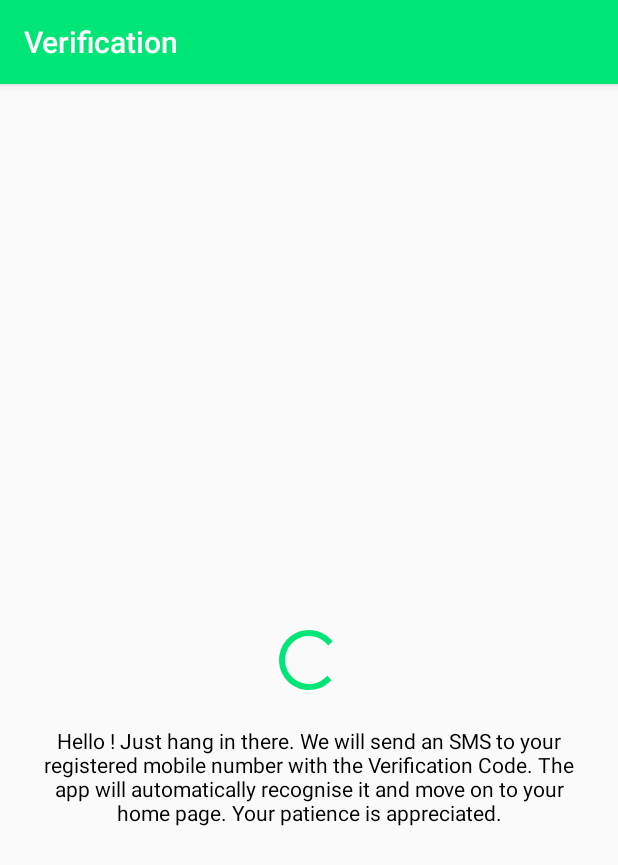
After one commit to jasonBakthakumarFrequency/Timesheet2, an Android app: the PhoneNumberVerificationActivity screen opened directly, with no data from a screen before it, on a phone screen of 412 x 824 dp. The commit adds this screen. Shown: the top 865 px of the screen. Run offline under Robolectric (Android 15) with nearby library versions, the phone set to English and light mode, and no system bars.

Commit message:
The activities are working with Sinch Verification APIs Installed in the libs directory.

```diff
--- a/app/build.gradle
+++ b/app/build.gradle
@@ -36,7 +36,9 @@ dependencies {
     implementation 'org.jetbrains.anko:anko-commons:0.10.8'
     implementation 'com.squareup.okhttp3:okhttp:3.12.0'
     implementation 'com.google.code.gson:gson:2.8.5'
-    implementation 'com.squareup.retrofit2:retrofit:2.5.0'
+    implementation (name:'sinch-android-verification-1.5.3', ext:'aar')
+
+
 
 
 
--- a/app/src/main/AndroidManifest.xml
+++ b/app/src/main/AndroidManifest.xml
@@ -29,6 +29,11 @@
                 android:screenOrientation="portrait"/>
         <activity android:name=".UserDetailsVerificationActivity">
         </activity>
+        <activity android:name=".PhoneNumberVerificationActivity"
+        android:screenOrientation="portrait"/>
+
+
+
     </application>
 
 </manifest>
--- a/app/src/main/java/nz/frequency/timesheet/PhoneNumberActivity.kt
+++ b/app/src/main/java/nz/frequency/timesheet/PhoneNumberActivity.kt
@@ -125,7 +125,7 @@ class PhoneNumberActivity : AppCompatActivity() {
         mainActivity.addCategory(Intent.CATEGORY_HOME)
         mainActivity.flags = Intent.FLAG_ACTIVITY_NEW_TASK
         startActivity(mainActivity)
-        //TODO: Configure your back press. Make them go straight to the home page. And also handle if they hit the back button while it is loading!! Cheers...
+
 
     }
 
--- /dev/null
+++ b/app/src/main/java/nz/frequency/timesheet/PhoneNumberVerificationActivity.kt
@@ -0,0 +1,56 @@
+package nz.frequency.timesheet
+
+import android.content.Context
+import android.content.Intent
+import android.support.v7.app.AppCompatActivity
+import android.os.Bundle
+import android.view.View
+import kotlinx.android.synthetic.main.activity_phone_number_verification.*
+import nz.frequency.timesheet.util.Constants
+
+
+
+class PhoneNumberVerificationActivity : AppCompatActivity() {
+
+
+    override fun onCreate(savedInstanceState: Bundle?) {
+        super.onCreate(savedInstanceState)
+        setContentView(R.layout.activity_phone_number_verification)
+        setTitle(R.string.verification)
+        val preferences = getSharedPreferences(Constants.SHARED_PREFERENCES_KEY_FOR_THE_APP, Context.MODE_PRIVATE)
+        val phoneNumber = preferences.getString(Constants.USER_PHONE, "missing")
+        if( phoneNumber.isNullOrEmpty() && phoneNumber.isNullOrBlank() && phoneNumber.equals("missing",true)){
+            //The phone number is not present a fatal error has occurred.
+            progressBar.visibility = View.INVISIBLE
+            loadingTextView.setText(R.string.fatal_error)
+            //Shifting over from Twilio to Sinch because of easier integration. Quite useful and also better integration.
+
+        }
+        else{
+
+            //Using Sinch from Now
+
+        }
+
+
+    }
+
+
+
+
+    override fun onBackPressed() {
+
+        //Makes them go back to the home page
+        val mainActivity = Intent(Intent.ACTION_MAIN)
+        mainActivity.addCategory(Intent.CATEGORY_HOME)
+        mainActivity.flags = Intent.FLAG_ACTIVITY_NEW_TASK
+        startActivity(mainActivity)
+
+
+
+
+    }
+
+
+
+}
--- a/app/src/main/java/nz/frequency/timesheet/util/Constants.kt
+++ b/app/src/main/java/nz/frequency/timesheet/util/Constants.kt
@@ -14,6 +14,11 @@ class Constants {
         const val FINISHED_USER_DETAILS_ACTIVITY = "userDetailsActivity"
         const val USER_ID = "userID"
         const val USER_PHONE = "userPhone"
+        const val GENERATE_JWT_API_ADDRESS = "https://frequencytimesheetfunctions.azurewebsites.net/api/generateJWTTokenForTwilioVerification"
+        const val GENERATE_WEB_TOKEN_PARAM_1 = "code"
+        const val GENERATE_WEB_TOKEN_PARAM_2 = "phonenumber"
+        const val GENERATE_WEB_TOKEN_ACCESS_CODE = "VyWAa62iWiPr7o3T1iKu4FDPsf6lKsVmdHb6fmA5yGX8IWDE36F3Cw=="
+
 
     }
 
--- /dev/null
+++ b/app/src/main/res/layout/activity_phone_number_verification.xml
@@ -0,0 +1,44 @@
+<?xml version="1.0" encoding="utf-8"?>
+<android.support.constraint.ConstraintLayout
+        xmlns:android="http://schemas.android.com/apk/res/android"
+        xmlns:tools="http://schemas.android.com/tools"
+        xmlns:app="http://schemas.android.com/apk/res-auto"
+        android:layout_width="match_parent"
+        android:layout_height="match_parent"
+        tools:context=".PhoneNumberVerificationActivity">
+
+    <ProgressBar
+            style="?android:attr/progressBarStyle"
+            android:layout_width="wrap_content"
+            android:layout_height="wrap_content"
+            android:id="@+id/progressBar"
+            android:layout_marginBottom="8dp"
+            app:layout_constraintBottom_toBottomOf="parent"
+            app:layout_constraintEnd_toEndOf="parent"
+            android:layout_marginEnd="8dp"
+            android:layout_marginRight="8dp"
+            app:layout_constraintStart_toStartOf="parent"
+            android:layout_marginLeft="8dp"
+            android:layout_marginStart="8dp"
+            android:layout_marginTop="8dp"
+            app:layout_constraintTop_toTopOf="parent"/>
+
+
+    <TextView
+            android:text="@string/hang_in_there_text"
+            android:layout_width="0dp"
+            android:layout_height="wrap_content"
+            android:id="@+id/loadingTextView"
+            app:layout_constraintStart_toStartOf="parent"
+            android:layout_marginLeft="20dp"
+            android:layout_marginStart="20dp"
+            app:layout_constraintEnd_toEndOf="parent"
+            android:layout_marginEnd="20dp"
+            android:layout_marginRight="20dp"
+            android:layout_marginTop="20dp"
+            android:gravity="center"
+            android:textColor="@color/black"
+            app:layout_constraintTop_toBottomOf="@+id/progressBar"/>
+
+
+</android.support.constraint.ConstraintLayout>
--- a/build.gradle
+++ b/build.gradle
@@ -19,6 +19,10 @@ allprojects {
     repositories {
         google()
         jcenter()
+        flatDir {
+            dirs 'libs'
+        }
+
     }
 }
 
```
Also changed, not shown: app/src/main/java/nz/frequency/timesheet/SplashActivity.kt (+31 -0 lines), app/src/main/java/nz/frequency/timesheet/UserDetailsVerificationActivity.java (+13 -1 lines), app/src/main/java/nz/frequency/timesheet/views/LoadingTextAnimationAdapter.java (added, +23 -0 lines), app/src/main/java/nz/frequency/timesheet/views/LoadingTextView.java (added, +141 -0 lines), app/src/main/res/values/attrs.xml (+9 -0 lines), app/src/main/res/values/strings.xml (+51 -2 lines).
